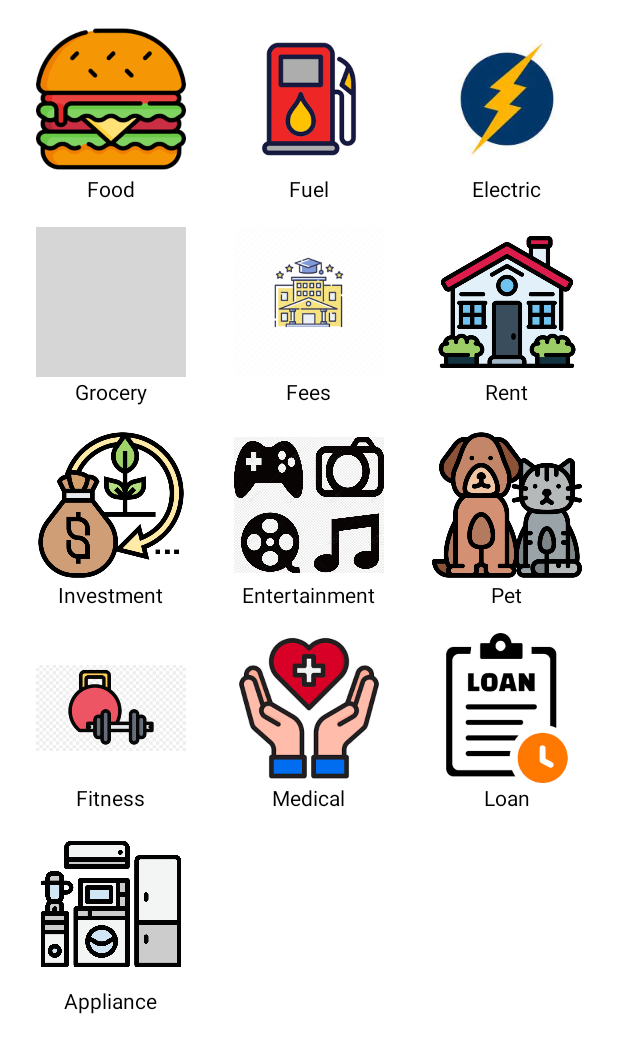
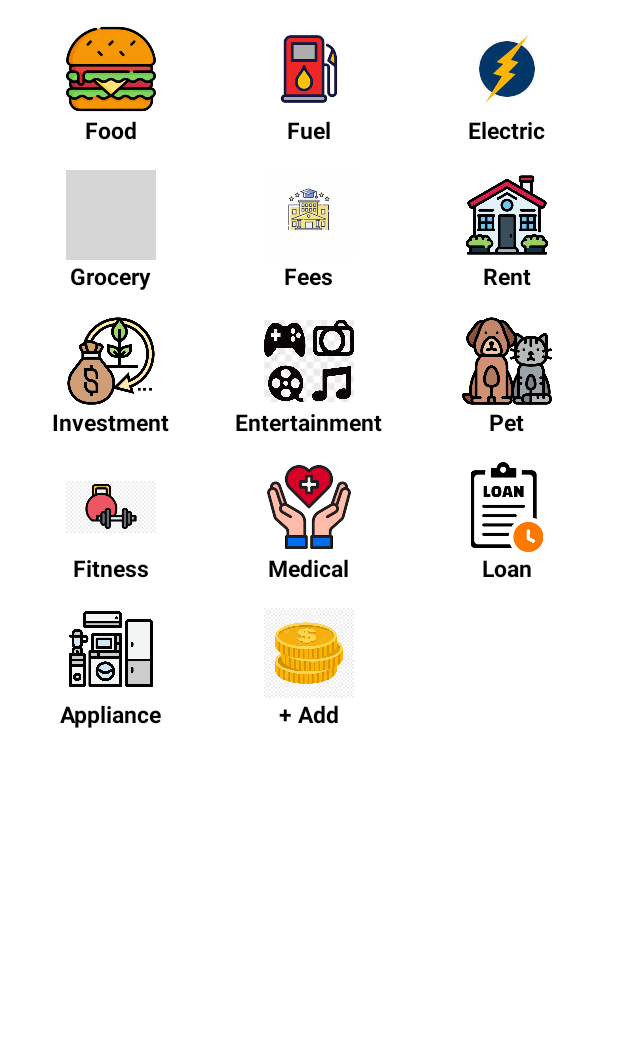
Before and after one commit to Priya-DharshiniS/Mobile-Application---FinWise, an Android app: the MainActivity3 screen opened directly, with no data from a screen before it, on a phone screen of 412 x 824 dp. Shown: the top 1053 px of the screen. Run offline under Robolectric (Android 15) with nearby library versions, the phone set to English and light mode, and no system bars; our stand-ins replace Firebase (no records; nobody signed in at launch, a user with empty details on screens opened directly); grey boxes are pictures that could not be loaded.

Commit message:
all updated but not deletion

```diff
--- a/app/src/main/java/com/example/finwise_app/Category.kt
+++ b/app/src/main/java/com/example/finwise_app/Category.kt
@@ -3,15 +3,17 @@ package com.example.finwise_app
 import android.os.Parcel
 import android.os.Parcelable
 
-data class Category(val name: String, val imageResource: Int) : Parcelable {
+data class Category(val name: String, val imageResource: Int, val userId: String) : Parcelable {
     constructor(parcel: Parcel) : this(
         parcel.readString()!!,
-        parcel.readInt()
+        parcel.readInt(),
+        parcel.readString()!!
     )
 
     override fun writeToParcel(parcel: Parcel, flags: Int) {
         parcel.writeString(name)
         parcel.writeInt(imageResource)
+        parcel.writeString(userId)
     }
 
     override fun describeContents(): Int {
--- a/app/src/main/java/com/example/finwise_app/CategoryAdapter.kt
+++ b/app/src/main/java/com/example/finwise_app/CategoryAdapter.kt
@@ -1,13 +1,18 @@
 package com.example.finwise_app
 
+import android.app.AlertDialog
+import android.content.Context
 import android.view.LayoutInflater
 import android.view.View
 import android.view.ViewGroup
+import android.widget.EditText
 import android.widget.ImageView
 import android.widget.TextView
+import android.widget.Toast
 import androidx.recyclerview.widget.RecyclerView
+import com.google.firebase.auth.FirebaseAuth
 
-class CategoryAdapter(private val categories: List<Category>,private val listener: OnItemClickListener) :
+class CategoryAdapter(private val context: Context, private val categories: MutableList<Category>, private val listener: OnItemClickListener,private val auth: FirebaseAuth) :
     RecyclerView.Adapter<CategoryAdapter.CategoryViewHolder>() {
 
     override fun onCreateViewHolder(parent: ViewGroup, viewType: Int): CategoryViewHolder {
@@ -15,6 +20,7 @@ class CategoryAdapter(private val categories: List<Category>,private val listene
             .inflate(R.layout.item_category, parent, false)
         return CategoryViewHolder(view)
     }
+
     interface OnItemClickListener {
         fun onItemClick(category: Category)
     }
@@ -22,22 +28,59 @@ class CategoryAdapter(private val categories: List<Category>,private val listene
     override fun onBindViewHolder(holder: CategoryViewHolder, position: Int) {
         val category = categories[position]
         holder.bind(category)
-        holder.itemView.setOnClickListener {
-            listener.onItemClick(category)
+
+        if (position == categories.size - 1 && category.name == "+ Add") {
+            holder.itemView.setOnClickListener {
+                showAddCategoryDialog()
+            }
+        } else {
+            holder.itemView.setOnClickListener {
+                listener.onItemClick(category)
+            }
         }
+    }
+
+    private fun showAddCategoryDialog() {
+        val inputField = EditText(context)
+        inputField.hint = "Enter category name"
+
+        AlertDialog.Builder(context)
+            .setTitle("Add New Category")
+            .setView(inputField)
+            .setPositiveButton("Add") { dialog, _ ->
+                val categoryName = inputField.text.toString()
+                if (categoryName.isNotEmpty()) {
+                    // Create a new Category object and add it to Firestore
+                    val newCategory = Category(categoryName, R.drawable.coin, auth.currentUser?.uid ?: "")
+                    addNewCategory(newCategory)
+                } else {
+                    Toast.makeText(context, "Please enter a category name", Toast.LENGTH_SHORT).show()
+                }
+                dialog.dismiss()
+            }
+            .setNegativeButton("Cancel") { dialog, _ ->
+                dialog.dismiss()
+            }
+            .show()
+    }
+
+
+    private fun addNewCategory(newCategory: Category) {
+        categories.add(categories.size - 1, newCategory) // Add the newCategory directly
+        notifyDataSetChanged()
     }
 
     override fun getItemCount(): Int {
         return categories.size
     }
 
-    class CategoryViewHolder(itemView: View) : RecyclerView.ViewHolder(itemView) {
-        private val imageView: ImageView = itemView.findViewById(R.id.imageView)
-        private val textView: TextView = itemView.findViewById(R.id.textView)
+    inner class CategoryViewHolder(itemView: View) : RecyclerView.ViewHolder(itemView) {
+        val categoryName: TextView = itemView.findViewById(R.id.categoryName)
+        val categoryImage: ImageView = itemView.findViewById(R.id.categoryImage)
 
         fun bind(category: Category) {
-            imageView.setImageResource(category.imageResource)
-            textView.text = category.name
+            categoryName.text = category.name
+            categoryImage.setImageResource(category.imageResource)
         }
     }
 }
--- a/app/src/main/java/com/example/finwise_app/ExpenseActivity.kt
+++ b/app/src/main/java/com/example/finwise_app/ExpenseActivity.kt
@@ -197,7 +197,7 @@ class ExpenseActivity : Fragment() {
             "Appliances" -> R.drawable.home_appliance
             "Investment" -> R.drawable.invest_icon
             "Loan" -> R.drawable.loan_icon
-            else -> null // Default icon
+            else -> R.drawable.coin // Default icon
         }
     }
 
--- a/app/src/main/java/com/example/finwise_app/MainActivity3.kt
+++ b/app/src/main/java/com/example/finwise_app/MainActivity3.kt
@@ -3,39 +3,57 @@ package com.example.finwise_app
 import android.os.Bundle
 import android.content.Intent
 import android.app.Activity
-
+import android.app.AlertDialog
+import android.content.DialogInterface
+import android.widget.EditText
 import androidx.appcompat.app.AppCompatActivity
 import androidx.recyclerview.widget.LinearLayoutManager
 import androidx.recyclerview.widget.GridLayoutManager
 import androidx.recyclerview.widget.RecyclerView
-
+import android.widget.Toast
+import com.google.firebase.auth.FirebaseAuth
 class MainActivity3 : AppCompatActivity(),CategoryAdapter.OnItemClickListener  {
 
+    private lateinit var recyclerView : RecyclerView
+    private lateinit var categoryAdapter: CategoryAdapter
+    private lateinit var auth: FirebaseAuth
     override fun onCreate(savedInstanceState: Bundle?) {
         super.onCreate(savedInstanceState)
         setContentView(R.layout.activity_main3)
 
-        val recyclerView: RecyclerView = findViewById(R.id.recycler_view)
+        auth = FirebaseAuth.getInstance()
+
+        recyclerView = findViewById(R.id.recycler_view)
         recyclerView.layoutManager = calculateGridLayoutManager()
-        recyclerView.adapter = CategoryAdapter(getCategories(),this)
+        categoryAdapter = CategoryAdapter(this, getCategories().toMutableList(), this, auth)
+        recyclerView.adapter = categoryAdapter
     }
 
     private fun getCategories(): List<Category> {
-        val categories = mutableListOf<Category>()
-        categories.add(Category("Food", R.drawable.food_icon))
-        categories.add(Category("Fuel", R.drawable.fuel_icon))
-        categories.add(Category("Electric", R.drawable.ele_icon))
-        categories.add(Category("Grocery", R.drawable.gros_icon))
-        categories.add(Category("Fees", R.drawable.fees))
-        categories.add(Category("Rent", R.drawable.rent_icon))
-        categories.add(Category("Investment", R.drawable.invest_icon))
-        categories.add(Category("Entertainment", R.drawable.entertainment))
-        categories.add(Category("Pet", R.drawable.pet_icon))
-        categories.add(Category("Fitness", R.drawable.fitness))
-        categories.add(Category("Medical", R.drawable.medical))
-        categories.add(Category("Loan", R.drawable.loan_icon))
-        categories.add(Category("Appliance", R.drawable.home_appliance))
-        return categories
+        val categoryData = listOf(
+            "Food" to R.drawable.food_icon,
+            "Fuel" to R.drawable.fuel_icon,
+            "Electric" to R.drawable.ele_icon,
+            "Grocery" to R.drawable.gros_icon,
+            "Fees" to R.drawable.fees,
+            "Rent" to R.drawable.rent_icon,
+            "Investment" to R.drawable.invest_icon,
+            "Entertainment" to R.drawable.entertainment,
+            "Pet" to R.drawable.pet_icon,
+            "Fitness" to R.drawable.fitness,
+            "Medical" to R.drawable.medical,
+            "Loan" to R.drawable.loan_icon,
+            "Appliance" to R.drawable.home_appliance,
+            "+ Add" to R.drawable.coin
+        )
+
+        return categoryData.map { (name, iconResource) ->
+            if (name == "+ Add") {
+                Category(name, iconResource, "") // For the "+ Add" category, provide an empty userId
+            } else {
+                Category(name, iconResource, auth.currentUser?.uid ?: "")
+            }
+        }
     }
 
     private fun calculateGridLayoutManager(): GridLayoutManager {
@@ -54,10 +72,20 @@ class MainActivity3 : AppCompatActivity(),CategoryAdapter.OnItemClickListener  {
         }
     }
     override fun onItemClick(category: Category) {
-        val intent = Intent(this, expense_log::class.java)
-        intent.putExtra("selectedCategoryImage", category.imageResource)
-        intent.putExtra("selectedCategoryName", category.name)
-        setResult(Activity.RESULT_OK, intent)
-        finish()
+        if (category.name == "+ Add") {
+            // Do nothing when the "+ Add" category is clicked since the dialog will be shown from the adapter
+        } else {
+            // Handle clicking on regular category
+            // You can navigate back to the previous activity with the selected category
+            val intent = Intent(this, expense_log::class.java)
+            intent.putExtra("selectedCategoryImage", category.imageResource)
+            intent.putExtra("selectedCategoryName", category.name)
+            setResult(Activity.RESULT_OK, intent)
+            finish()
+        }
     }
+
+
+
+
 }
--- a/app/src/main/res/layout/item_category.xml
+++ b/app/src/main/res/layout/item_category.xml
@@ -8,19 +8,20 @@
     android:padding="8dp">
 
     <ImageView
-        android:id="@+id/imageView"
-        android:layout_width="100dp"
-        android:layout_height="100dp"
+        android:id="@+id/categoryImage"
+        android:layout_width="60dp"
+        android:layout_height="60dp"
         android:src="@drawable/ic_launcher_foreground"
         android:contentDescription="Category Image"
         android:layout_gravity="center_horizontal"/>
 
     <TextView
-        android:id="@+id/textView"
+        android:id="@+id/categoryName"
         android:layout_width="wrap_content"
         android:layout_height="wrap_content"
         android:text="Category Name"
         android:layout_gravity="center_horizontal"
-        android:textSize="14sp"
+        android:textSize="15sp"
+        android:textStyle="bold"
         android:textColor="@android:color/black"/>
 </LinearLayout>
```
Also changed, not shown: app/src/main/java/com/example/finwise_app/profile.kt (+4 -21 lines).
